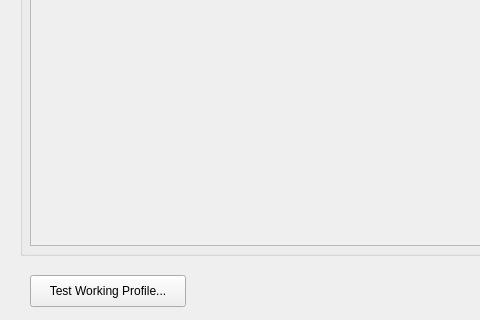
Qt form vkconfig/dlgprofileeditor.ui (LunarG/VulkanTools) before a commit; both pictures show x 0 to 480 and y 365 to 685 of the 745 by 685 pixel window.
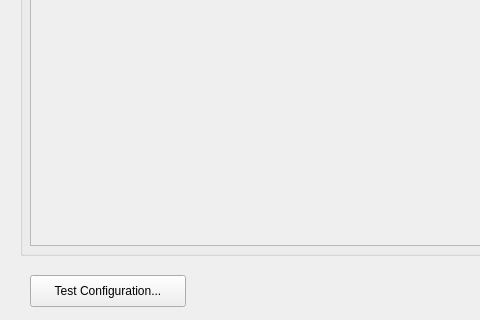
The same form after that commit.

```diff
--- a/vkconfig/dlgprofileeditor.ui
+++ b/vkconfig/dlgprofileeditor.ui
@@ -85,7 +85,7 @@
     </rect>
    </property>
    <property name="text">
-    <string>Test Working Profile...</string>
+    <string>Test Configuration...</string>
    </property>
   </widget>
   <widget class="QToolButton" name="toolButtonDown">
```
Left out of the diff: 2 changed lines with no effect on the pictures.
